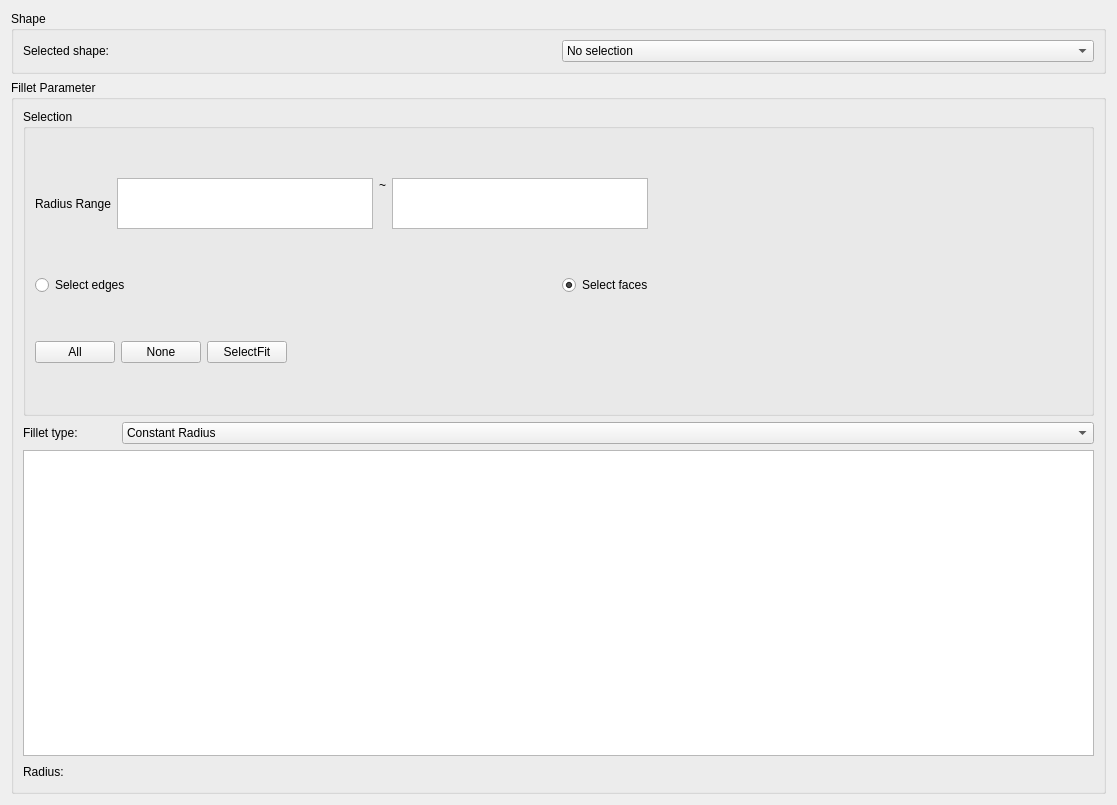
First picture: the form in Gui/DlgGetNeighborFaces.ui, repository FrostyForest/CADSimplifier, before the edit.
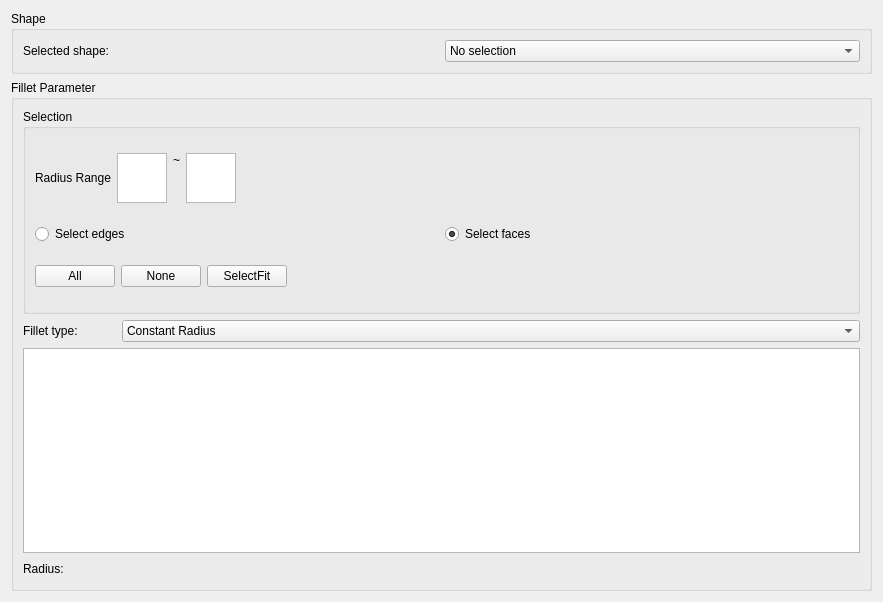
Second picture: the form after the edit. Custom widgets are drawn as their Qt base class.

Commit message: 修改界面

Diff of the .ui file:
```diff
--- a/Gui/DlgGetNeighborFaces.ui
+++ b/Gui/DlgGetNeighborFaces.ui
@@ -6,8 +6,8 @@
    <rect>
     <x>0</x>
     <y>0</y>
-    <width>1117</width>
-    <height>805</height>
+    <width>883</width>
+    <height>602</height>
    </rect>
   </property>
   <property name="windowTitle">
@@ -171,12 +171,16 @@
             <widget class="QTextEdit" name="minRadius">
              <property name="maximumSize">
               <size>
-               <width>256</width>
-               <height>51</height>
+               <width>50</width>
+               <height>50</height>
               </size>
              </property>
-             <property name="styleSheet">
-              <string notr="true">font: 20pt &quot;Microsoft YaHei UI&quot;;</string>
+             <property name="font">
+              <font>
+               <pointsize>14</pointsize>
+               <weight>75</weight>
+               <bold>true</bold>
+              </font>
              </property>
             </widget>
            </item>
@@ -197,12 +201,16 @@
             <widget class="QTextEdit" name="maxRadius">
              <property name="maximumSize">
               <size>
-               <width>256</width>
-               <height>51</height>
+               <width>50</width>
+               <height>50</height>
               </size>
              </property>
-             <property name="styleSheet">
-              <string notr="true">font: 20pt &quot;Microsoft YaHei UI&quot;;</string>
+             <property name="font">
+              <font>
+               <pointsize>14</pointsize>
+               <weight>75</weight>
+               <bold>true</bold>
+              </font>
              </property>
             </widget>
            </item>
@@ -213,7 +221,7 @@
              </property>
              <property name="sizeHint" stdset="0">
               <size>
-               <width>298</width>
+               <width>798</width>
                <height>20</height>
               </size>
              </property>
@@ -249,6 +257,18 @@
           <layout class="QHBoxLayout" name="horizontalLayout_3">
            <item>
             <widget class="QPushButton" name="selectAllButton">
+             <property name="minimumSize">
+              <size>
+               <width>0</width>
+               <height>0</height>
+              </size>
+             </property>
+             <property name="maximumSize">
+              <size>
+               <width>150</width>
+               <height>50</height>
+              </size>
+             </property>
              <property name="text">
               <string>All</string>
              </property>
@@ -256,6 +276,12 @@
            </item>
            <item>
             <widget class="QPushButton" name="selectNoneButton">
+             <property name="maximumSize">
+              <size>
+               <width>150</width>
+               <height>50</height>
+              </size>
+             </property>
              <property name="text">
               <string>None</string>
              </property>
```
The commit also changes 3 other files.
